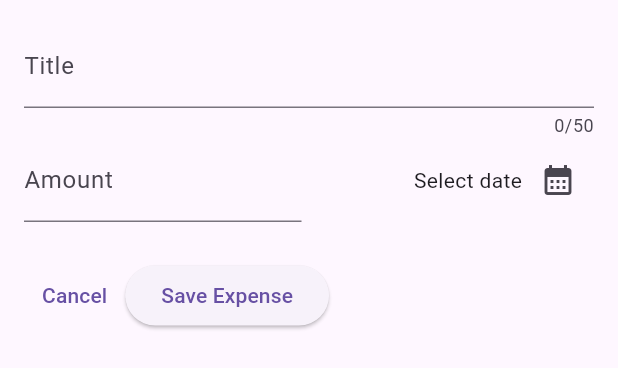
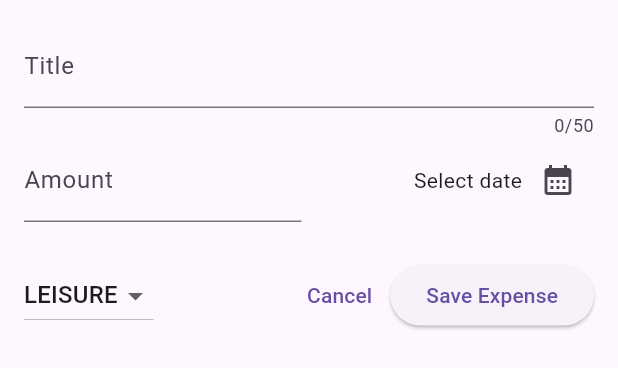
Before and after one commit to FrankCaglianone/BudgetBuddy, a Flutter app: the AddExpense widget shown alone on an empty page, opened directly, on a phone screen of 412 x 824 dp. Shown: the top 368 px of the screen. Run offline on Flutter 3.47's test engine with Material 3 defaults, Android fonts, the phone set to English and light mode, and no system bars.

Commit message:
Added dropdown menu item for categories

```diff
--- a/budget_buddy/lib/widgets/expenses_list/add_expense.dart
+++ b/budget_buddy/lib/widgets/expenses_list/add_expense.dart
@@ -1,5 +1,7 @@
+import 'package:budget_buddy/models/expense.dart';
 import 'package:flutter/material.dart';
 import 'package:intl/intl.dart';
+
 
 
 class AddExpense extends StatefulWidget{
@@ -20,6 +22,9 @@ class _AddExpense extends State<AddExpense> {
   final _titleController = TextEditingController();
   final _amountController = TextEditingController();
 
+  // Store Variables
+  Category _selectedCategory = Category.leisure;
+
   // Controllers Disposal
   @override
   void dispose() {
@@ -27,9 +32,6 @@ class _AddExpense extends State<AddExpense> {
     _amountController.dispose();
     super.dispose();
   }
-
-
-
 
 
 
@@ -99,6 +101,24 @@ class _AddExpense extends State<AddExpense> {
           // Buttons
           Row(
             children: [
+              DropdownButton(
+                value: _selectedCategory,
+                items: Category.values.map(
+                  (category) => DropdownMenuItem(
+                    value: category,
+                    child: Text(category.name.toUpperCase())
+                  )
+                ).toList(),
+                onChanged: (value) {
+                  setState(() {
+                    _selectedCategory = value!;
+                  });
+                }
+              ),
+
+              const Spacer(),
+
+
               // Cancel Expense Button
               TextButton(
                  onPressed: () {
```
